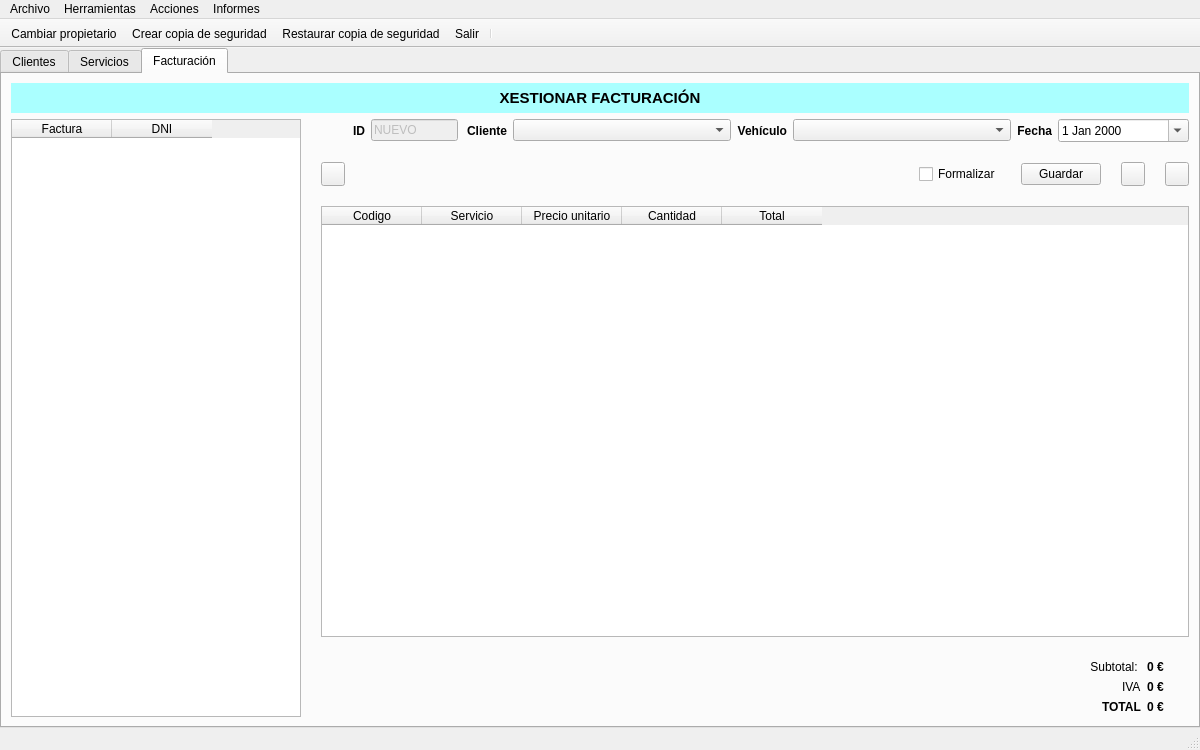
Qt form ui/ventMain.ui (arielcostas/dam-di-costasguerrero) before a commit.
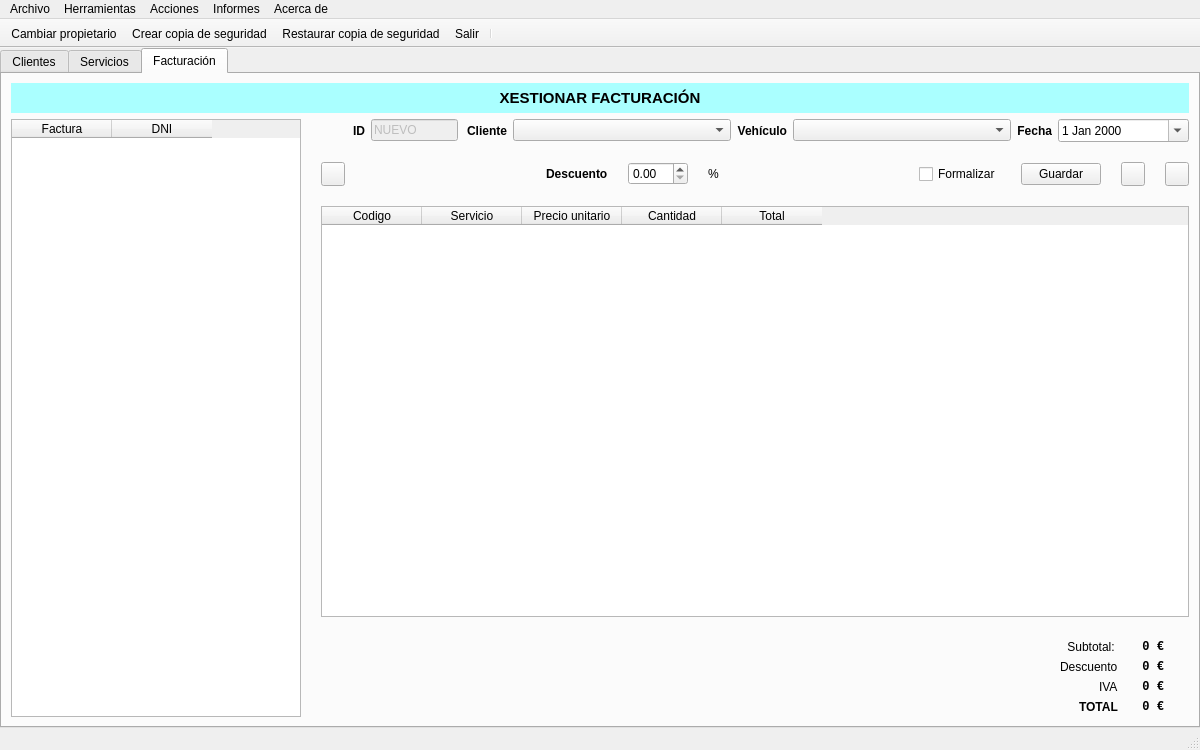
The same form after that commit. Icons and pictures are not drawn.

Commit message: EXAMEN: Descuentos en la factura

```diff
--- a/ui/ventMain.ui
+++ b/ui/ventMain.ui
@@ -1485,6 +1485,51 @@
                   </property>
                  </spacer>
                 </item>
+                <item>
+                 <widget class="QLabel" name="lblDescuento">
+                  <property name="font">
+                   <font>
+                    <bold>true</bold>
+                   </font>
+                  </property>
+                  <property name="text">
+                   <string>Descuento</string>
+                  </property>
+                 </widget>
+                </item>
+                <item>
+                 <widget class="QDoubleSpinBox" name="txtDescuentoFact">
+                  <property name="minimumSize">
+                   <size>
+                    <width>60</width>
+                    <height>0</height>
+                   </size>
+                  </property>
+                  <property name="stepType">
+                   <enum>QAbstractSpinBox::DefaultStepType</enum>
+                  </property>
+                 </widget>
+                </item>
+                <item>
+                 <widget class="QLabel" name="label_5">
+                  <property name="text">
+                   <string>%</string>
+                  </property>
+                 </widget>
+                </item>
+                <item>
+                 <spacer name="horizontalSpacer_21">
+                  <property name="orientation">
+                   <enum>Qt::Horizontal</enum>
+                  </property>
+                  <property name="sizeHint" stdset="0">
+                   <size>
+                    <width>40</width>
+                    <height>20</height>
+                   </size>
+                  </property>
+                 </spacer>
+                </item>
                 <item>
                  <widget class="QCheckBox" name="chkFormalizarFactura">
                   <property name="text">
@@ -1584,7 +1629,7 @@
               </item>
               <item>
                <widget class="QWidget" name="widget" native="true">
-                <layout class="QVBoxLayout" name="verticalLayout_5" stretch="16,0,0">
+                <layout class="QVBoxLayout" name="verticalLayout_5" stretch="16,0,0,0">
                  <property name="spacing">
                   <number>0</number>
                  </property>
@@ -1642,13 +1687,83 @@
                     </item>
                     <item>
                      <widget class="QLabel" name="lblSubtotal">
+                      <property name="minimumSize">
+                       <size>
+                        <width>40</width>
+                        <height>0</height>
+                       </size>
+                      </property>
                       <property name="font">
                        <font>
+                        <family>Consolas</family>
                         <bold>true</bold>
                        </font>
                       </property>
                       <property name="text">
                        <string>0 €</string>
+                      </property>
+                      <property name="alignment">
+                       <set>Qt::AlignRight|Qt::AlignTrailing|Qt::AlignVCenter</set>
+                      </property>
+                     </widget>
+                    </item>
+                   </layout>
+                  </widget>
+                 </item>
+                 <item>
+                  <widget class="QWidget" name="widget_descuento" native="true">
+                   <layout class="QHBoxLayout" name="horizontalLayout_25">
+                    <property name="leftMargin">
+                     <number>9</number>
+                    </property>
+                    <property name="topMargin">
+                     <number>0</number>
+                    </property>
+                    <property name="rightMargin">
+                     <number>25</number>
+                    </property>
+                    <property name="bottomMargin">
+                     <number>0</number>
+                    </property>
+                    <item>
+                     <spacer name="horizontalSpacer_20">
+                      <property name="orientation">
+                       <enum>Qt::Horizontal</enum>
+                      </property>
+                      <property name="sizeHint" stdset="0">
+                       <size>
+                        <width>40</width>
+                        <height>20</height>
+                       </size>
+                      </property>
+                     </spacer>
+                    </item>
+                    <item>
+                     <widget class="QLabel" name="label_6">
+                      <property name="text">
+                       <string>Descuento</string>
+                      </property>
+                     </widget>
+                    </item>
+                    <item>
+                     <widget class="QLabel" name="lblSubtotalDescuento">
+                      <property name="minimumSize">
+                       <size>
+                        <width>40</width>
+                        <height>0</height>
+                       </size>
+                      </property>
+                      <property name="font">
+                       <font>
+                        <family>Consolas</family>
+                        <bold>true</bold>
+                       </font>
+                      </property>
+                      <property name="text">
+                       <string>0 €</string>
+                      </property>
+                      <property name="alignment">
+                       <set>Qt::AlignRight|Qt::AlignTrailing|Qt::AlignVCenter</set>
                       </property>
                      </widget>
                     </item>
@@ -1692,14 +1807,24 @@
                     </item>
                     <item>
                      <widget class="QLabel" name="lblSubtotalIva">
+                      <property name="minimumSize">
+                       <size>
+                        <width>40</width>
+                        <height>0</height>
+                       </size>
+                      </property>
                       <property name="font">
                        <font>
+                        <family>Consolas</family>
                         <bold>true</bold>
                        </font>
                       </property>
                       <property name="text">
                        <string>0 €</string>
                       </property>
+                      <property name="alignment">
+                       <set>Qt::AlignRight|Qt::AlignTrailing|Qt::AlignVCenter</set>
+                      </property>
                      </widget>
                     </item>
                    </layout>
@@ -1750,14 +1875,24 @@
                     </item>
                     <item>
                      <widget class="QLabel" name="lblSubtotalTotal">
+                      <property name="minimumSize">
+                       <size>
+                        <width>40</width>
+                        <height>0</height>
+                       </size>
+                      </property>
                       <property name="font">
                        <font>
+                        <family>Consolas</family>
                         <bold>true</bold>
                        </font>
                       </property>
                       <property name="text">
                        <string>0 €</string>
                       </property>
+                      <property name="alignment">
+                       <set>Qt::AlignRight|Qt::AlignTrailing|Qt::AlignVCenter</set>
+                      </property>
                      </widget>
                     </item>
                    </layout>
@@ -1817,10 +1952,17 @@
     <addaction name="actionInformeClientes"/>
     <addaction name="actionInformeVehiculos"/>
    </widget>
+   <widget class="QMenu" name="menuAcerca_de">
+    <property name="title">
+     <string>Acerca de</string>
+    </property>
+    <addaction name="actionAcercaDe"/>
+   </widget>
    <addaction name="menuArchivo"/>
    <addaction name="menuHerramientas"/>
    <addaction name="menuAcciones"/>
    <addaction name="menuInformes"/>
+   <addaction name="menuAcerca_de"/>
   </widget>
   <widget class="QStatusBar" name="statusbar"/>
   <widget class="QToolBar" name="toolbar">
```
Left out of the diff: 12 changed lines with no effect on the pictures. The commit also changes 9 other files.
